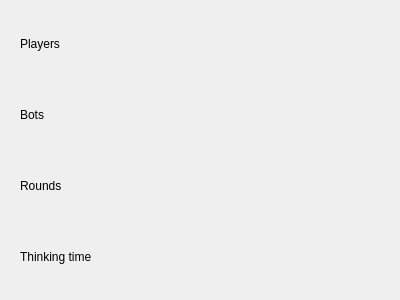
Old version of the form src/GUI/Launch_Window/Server_Launch/Server_GUI/server_gui.ui in the repository D00MSDAYYY/MAKIAVELLI.
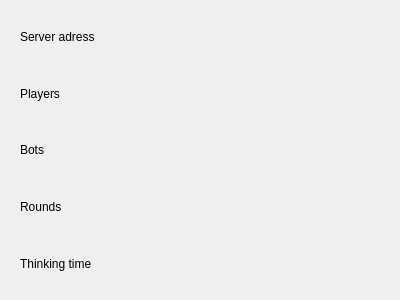
New version of the form.

Commit message: working on asio side of server

```diff
--- a/src/GUI/Launch_Window/Server_Launch/Server_GUI/server_gui.ui
+++ b/src/GUI/Launch_Window/Server_Launch/Server_GUI/server_gui.ui
@@ -13,9 +13,40 @@
   <property name="windowTitle">
    <string>Form</string>
   </property>
-  <layout class="QGridLayout" name="gridLayout">
-   <item row="0" column="0">
     <layout class="QVBoxLayout" name="verticalLayout">
+   <item>
+    <widget class="QWidget" name="server_addr_layout" native="true">
+     <layout class="QHBoxLayout" name="horizontalLayout_5">
+      <item>
+       <widget class="QLabel" name="server_addr_label">
+        <property name="text">
+         <string>Server adress</string>
+        </property>
+       </widget>
+      </item>
+      <item>
+       <spacer name="horizontalSpacer">
+        <property name="orientation">
+         <enum>Qt::Horizontal</enum>
+        </property>
+        <property name="sizeHint" stdset="0">
+         <size>
+          <width>40</width>
+          <height>20</height>
+         </size>
+        </property>
+       </spacer>
+      </item>
+      <item>
+       <widget class="QLabel" name="server_addr_text_label">
+        <property name="text">
+         <string/>
+        </property>
+       </widget>
+      </item>
+     </layout>
+    </widget>
+   </item>
      <item>
       <widget class="QWidget" name="players_constr_layout" native="true">
        <layout class="QHBoxLayout" name="horizontalLayout">
@@ -155,8 +186,6 @@
         </item>
        </layout>
       </widget>
-     </item>
-    </layout>
    </item>
   </layout>
  </widget>
```
Lines whose indentation alone changed are shown as unchanged. The commit also changes 8 other files.
